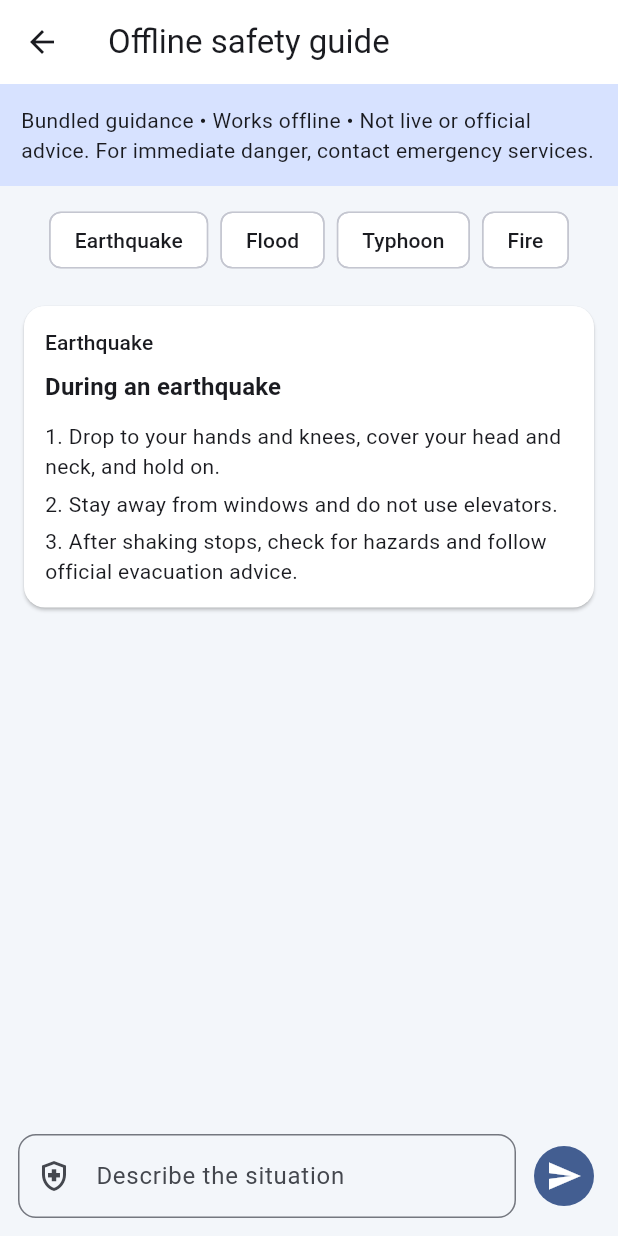
After one commit to cathan29/Kalasag_AI, a Flutter app: the OfflineSafetyAssistantScreen screen opened directly, after a tap on "Earthquake", on a phone screen of 412 x 824 dp. The commit adds this screen. Run offline on Flutter 3.47's test engine with Material 3 defaults, Android fonts, the phone set to English and light mode, and no system bars; our stand-ins replace font_awesome_flutter, geocoding, geolocator, hive_flutter, webview_flutter; accounts and stored records are empty.

Commit message:
feat: add offline safety guide and verify Android setup

```diff
--- /dev/null
+++ b/lib/offline_safety_assistant.dart
@@ -0,0 +1,266 @@
+import 'package:flutter/material.dart';
+
+class SafetyReply {
+  const SafetyReply({
+    required this.title,
+    required this.steps,
+    this.urgent = false,
+  });
+
+  final String title;
+  final List<String> steps;
+  final bool urgent;
+}
+
+class OfflineSafetyGuide {
+  const OfflineSafetyGuide._();
+
+  static SafetyReply respond(String query) {
+    final text = query.trim().toLowerCase();
+    if (text.isEmpty) {
+      return const SafetyReply(
+        title: 'Tell me what is happening',
+        steps: [
+          'Try earthquake, flood, typhoon, fire, evacuation, or first aid.',
+        ],
+      );
+    }
+
+    if (_containsAny(text, const [
+      'unconscious',
+      'not breathing',
+      "can't breathe",
+      'cannot breathe',
+      'chest pain',
+      'severe bleeding',
+      'trapped',
+      'immediate danger',
+    ])) {
+      return const SafetyReply(
+        title: 'Get emergency help now',
+        urgent: true,
+        steps: [
+          'Move away from immediate danger only if it is safe to do so.',
+          'Use the SOS tab or call your local emergency service now.',
+          'Follow dispatcher instructions. Do not rely on this guide for diagnosis.',
+        ],
+      );
+    }
+
+    if (_containsAny(text, const ['earthquake', 'quake', 'shaking'])) {
+      return const SafetyReply(
+        title: 'During an earthquake',
+        steps: [
+          'Drop to your hands and knees, cover your head and neck, and hold on.',
+          'Stay away from windows and do not use elevators.',
+          'After shaking stops, check for hazards and follow official evacuation advice.',
+        ],
+      );
+    }
+    if (_containsAny(text, const ['flood', 'flash flood', 'rising water'])) {
+      return const SafetyReply(
+        title: 'During flooding',
+        steps: [
+          'Move to higher ground early and take your go-bag.',
+          'Do not walk, swim, or drive through moving floodwater.',
+          'Switch off electricity only if authorities say it is safe.',
+        ],
+      );
+    }
+    if (_containsAny(text, const ['typhoon', 'storm', 'strong wind'])) {
+      return const SafetyReply(
+        title: 'During a typhoon',
+        steps: [
+          'Stay indoors and away from windows and unsecured objects.',
+          'Charge essential devices and keep water, food, medicine, and a radio ready.',
+          'Monitor official local advisories and evacuate early when instructed.',
+        ],
+      );
+    }
+    if (_containsAny(text, const ['fire', 'smoke', 'burning'])) {
+      return const SafetyReply(
+        title: 'If there is a fire',
+        steps: [
+          'Leave immediately using the safest exit; crawl low under smoke.',
+          'Do not use elevators and do not return for belongings.',
+          'Once outside, stay out and contact emergency services.',
+        ],
+      );
+    }
+    if (_containsAny(text, const ['bleeding', 'wound', 'first aid'])) {
+      return const SafetyReply(
+        title: 'Basic bleeding first aid',
+        steps: [
+          'Apply firm, direct pressure with clean cloth or gauze.',
+          'Keep pressure in place and add more material if blood soaks through.',
+          'Get medical help for deep wounds, uncontrolled bleeding, or signs of shock.',
+        ],
+      );
+    }
+    if (_containsAny(text, const ['evacuate', 'evacuation', 'leave home'])) {
+      return const SafetyReply(
+        title: 'Evacuation basics',
+        steps: [
+          'Follow official routes and leave early with your go-bag and medicines.',
+          'Tell a trusted contact where you are going and assist dependents if safe.',
+          'Do not return until local authorities say the area is safe.',
+        ],
+      );
+    }
+
+    return const SafetyReply(
+      title: 'Offline guide limitation',
+      steps: [
+        'I could not match that situation to a bundled guide.',
+        'Check the Emergency and Ready tabs for hotlines, first aid, and evacuation steps.',
+        'For immediate danger, contact local emergency services.',
+      ],
+    );
+  }
+
+  static bool _containsAny(String text, List<String> terms) =>
+      terms.any(text.contains);
+}
+
+class OfflineSafetyAssistantScreen extends StatefulWidget {
+  const OfflineSafetyAssistantScreen({super.key});
+
+  @override
+  State<OfflineSafetyAssistantScreen> createState() =>
+      _OfflineSafetyAssistantScreenState();
+}
+
+class _OfflineSafetyAssistantScreenState
+    extends State<OfflineSafetyAssistantScreen> {
+  final _controller = TextEditingController();
+  final _messages = <({String query, SafetyReply reply})>[];
+
+  static const _prompts = ['Earthquake', 'Flood', 'Typhoon', 'Fire'];
+
+  @override
+  void dispose() {
+    _controller.dispose();
+    super.dispose();
+  }
+
+  void _send([String? prompt]) {
+    final query = (prompt ?? _controller.text).trim();
+    if (query.isEmpty) return;
+    setState(
+      () => _messages.add((
+        query: query,
+        reply: OfflineSafetyGuide.respond(query),
+      )),
+    );
+    _controller.clear();
+  }
+
+  @override
+  Widget build(BuildContext context) => Scaffold(
+    appBar: AppBar(title: const Text('Offline safety guide')),
+    body: SafeArea(
+      child: Column(
+        children: [
+          Container(
+            width: double.infinity,
+            color: Theme.of(context).colorScheme.primaryContainer,
+            padding: const EdgeInsets.all(14),
+            child: const Text(
+              'Bundled guidance • Works offline • Not live or official advice. '
+              'For immediate danger, contact emergency services.',
+            ),
+          ),
+          Padding(
+            padding: const EdgeInsets.fromLTRB(12, 12, 12, 4),
+            child: Wrap(
+              spacing: 8,
+              runSpacing: 6,
+              children: _prompts
+                  .map(
+                    (prompt) => ActionChip(
+                      label: Text(prompt),
+                      onPressed: () => _send(prompt),
+                    ),
+                  )
+                  .toList(),
+            ),
+          ),
+          Expanded(
+            child: _messages.isEmpty
+                ? const Center(
+                    child: Padding(
+                      padding: EdgeInsets.all(24),
+                      child: Text(
+                        'Ask about a disaster or tap a quick prompt. '
+                        'Responses come from rules stored on this device.',
+                        textAlign: TextAlign.center,
+                      ),
+                    ),
+                  )
+                : ListView.builder(
+                    padding: const EdgeInsets.all(12),
+                    itemCount: _messages.length,
+                    itemBuilder: (context, index) {
+                      final message = _messages[index];
+                      return Card(
+                        color: message.reply.urgent
+                            ? Theme.of(context).colorScheme.errorContainer
+                            : null,
+                        child: Padding(
+                          padding: const EdgeInsets.all(14),
+                          child: Column(
+                            crossAxisAlignment: CrossAxisAlignment.start,
+                            children: [
+                              Text(
+                                message.query,
+                                style: Theme.of(context).textTheme.labelLarge,
+                              ),
+                              const SizedBox(height: 8),
+                              Text(
+                                message.reply.title,
+                                style: Theme.of(context).textTheme.titleMedium
+                                    ?.copyWith(fontWeight: FontWeight.bold),
+                              ),
+                              const SizedBox(height: 6),
+                              ...message.reply.steps.indexed.map(
+                                (step) => Padding(
+                                  padding: const EdgeInsets.only(top: 5),
+                                  child: Text('${step.$1 + 1}. ${step.$2}'),
+                                ),
+                              ),
+                            ],
+                          ),
+                        ),
+                      );
+                    },
+                  ),
+          ),
+          Padding(
+            padding: const EdgeInsets.fromLTRB(12, 6, 12, 12),
+            child: Row(
+              children: [
+                Expanded(
+                  child: TextField(
+                    controller: _controller,
+                    textInputAction: TextInputAction.send,
+                    onSubmitted: (_) => _send(),
+                    decoration: const InputDecoration(
+                      labelText: 'Describe the situation',
+                      prefixIcon: Icon(Icons.health_and_safety_outlined),
+                    ),
+                  ),
+                ),
+                const SizedBox(width: 8),
+                IconButton.filled(
+                  tooltip: 'Send',
+                  onPressed: _send,
+                  icon: const Icon(Icons.send),
+                ),
+              ],
+            ),
+          ),
+        ],
+      ),
+    ),
+  );
+}
--- a/lib/screens.dart
+++ b/lib/screens.dart
@@ -9,6 +9,7 @@ import 'models.dart';
 import 'theme.dart';
 import 'extras.dart';
 import 'api_activity_screen.dart';
+import 'offline_safety_assistant.dart';
 
 String value(dynamic v, [String unit = '']) =>
     v is num ? '${v.round()}$unit' : 'N/A';
@@ -844,6 +845,25 @@ class ReadyScreen extends StatelessWidget {
             ),
           ),
         ),
+        const SectionTitle('Safety assistant'),
+        Card(
+          child: ListTile(
+            leading: const CircleAvatar(
+              child: Icon(Icons.support_agent_outlined),
+            ),
+            title: const Text('Offline safety guide'),
+            subtitle: const Text(
+              'Bundled disaster steps without internet or AI credentials',
+            ),
+            trailing: const Icon(Icons.chevron_right),
+            onTap: () => Navigator.push(
+              context,
+              MaterialPageRoute(
+                builder: (_) => const OfflineSafetyAssistantScreen(),
+              ),
+            ),
+          ),
+        ),
         const SectionTitle('Nearby shelters'),
         Card(
           child: ListTile(
```
Also changed, not shown: 9 other files.
